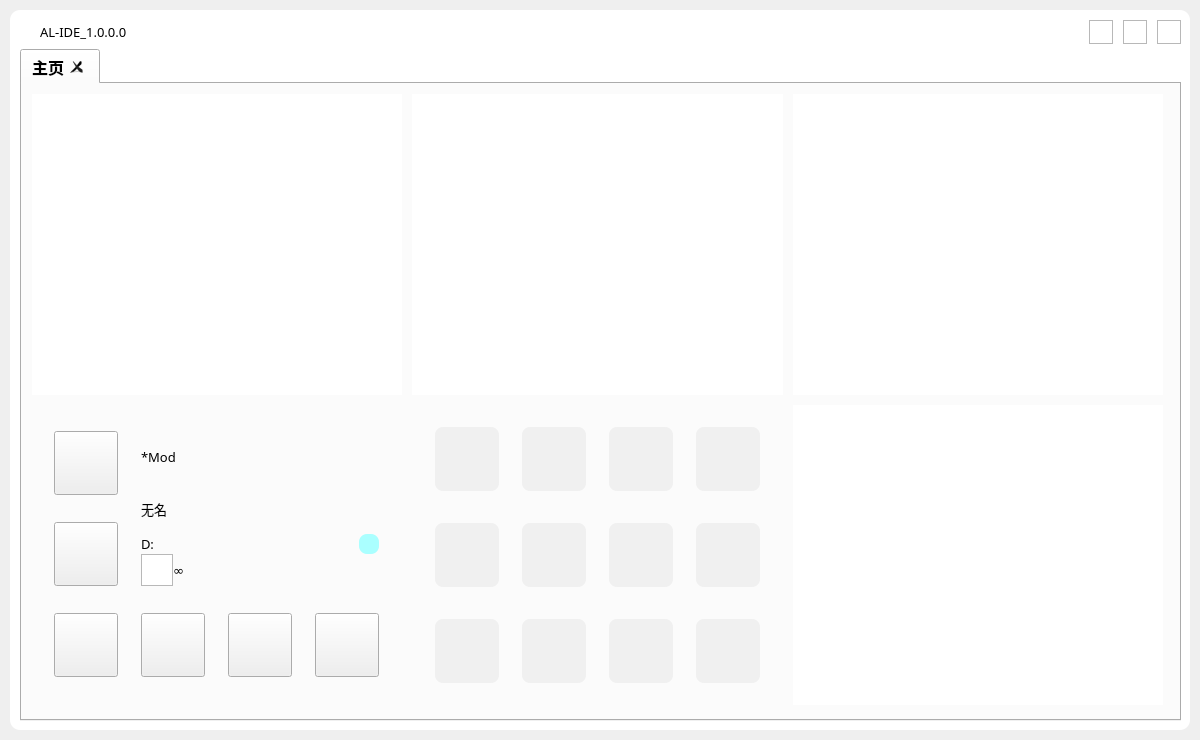
Before: the Qt Designer form visualizationSrc/qtUI/mainInterFace.ui in NWYLZW/A-Language-IDE, drawn with Qt 5.
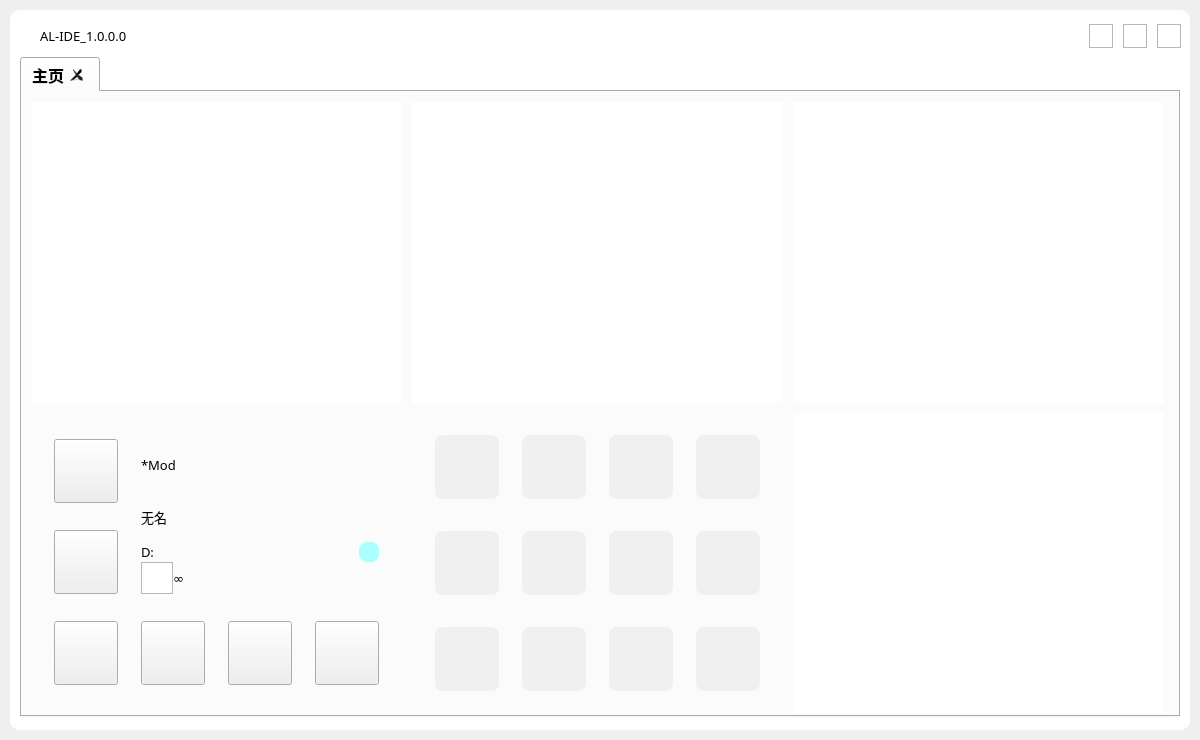
After: the same form once the commit is applied. Icons and pictures are not drawn.

Patch:
```diff
--- a/visualizationSrc/qtUI/mainInterFace.ui
+++ b/visualizationSrc/qtUI/mainInterFace.ui
@@ -240,6 +240,12 @@
      </item>
      <item>
       <widget class="QTabWidget" name="ContentTabList">
+       <property name="maximumSize">
+        <size>
+         <width>1160</width>
+         <height>660</height>
+        </size>
+       </property>
        <property name="styleSheet">
         <string notr="true">QTextBrowser{
 	background-repeat: no-repeat;
```
